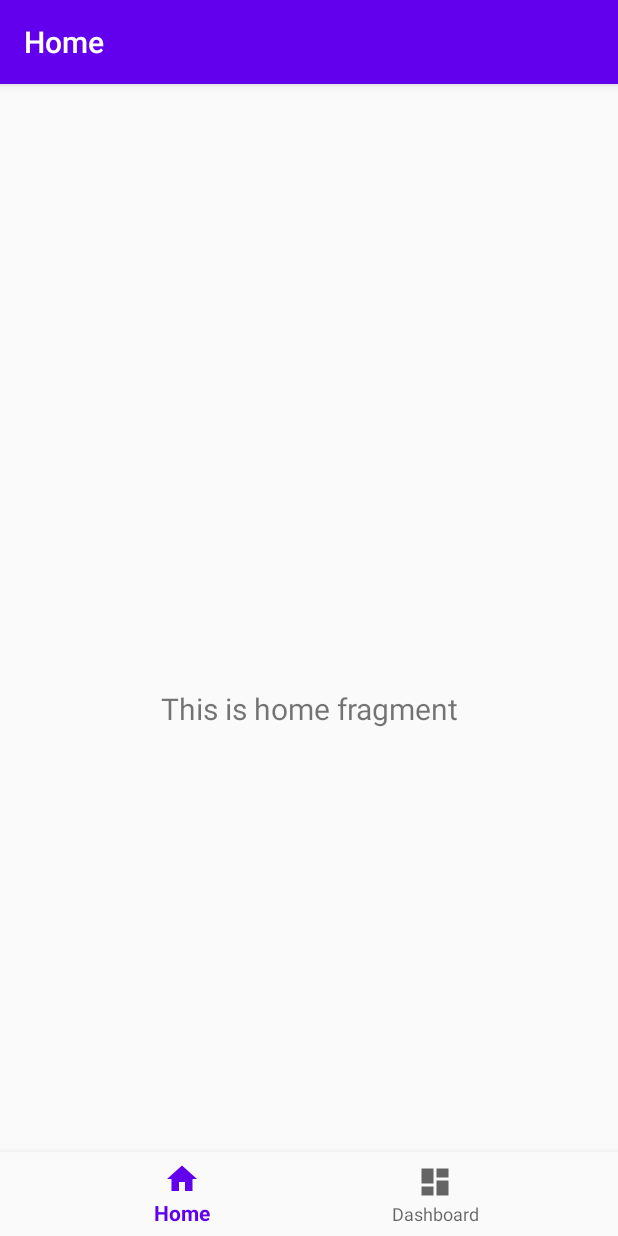
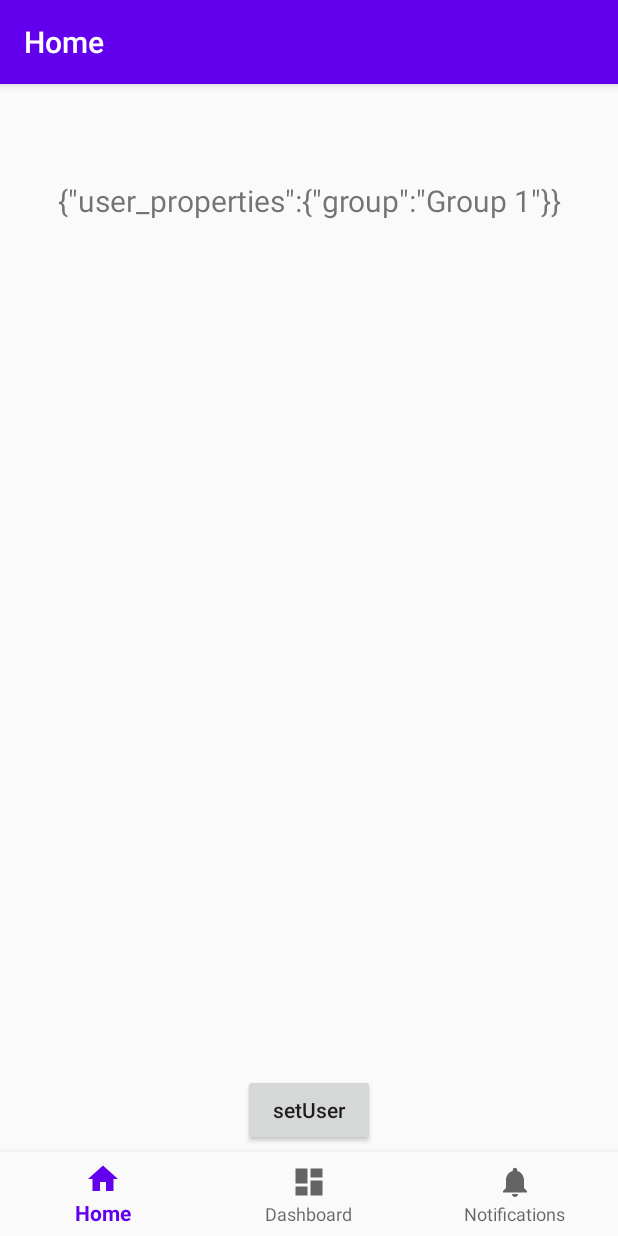
Before and after one commit to amplitude/skylab-android-client, an Android app: the screen it shows after launch (MainActivity), on a phone screen of 412 x 824 dp. Run offline under Robolectric (Android 15) with nearby library versions, the phone set to English and light mode, and no system bars; our stand-ins replace navigation-ui; 7 statements that could not run were skipped.

Commit message:
Add getUser, getUserWithContext methods, and copy a SkylabUser into a Builder

```diff
--- a/android/src/main/java/com/amplitude/skylab/DefaultSkylabClient.java
+++ b/android/src/main/java/com/amplitude/skylab/DefaultSkylabClient.java
@@ -150,7 +150,7 @@ public class DefaultSkylabClient implements SkylabClient {
      */
     @Override
     public Future<SkylabClient> setUser(SkylabUser skylabUser) {
-        if ((this.skylabUser == null && skylabUser == null) || (this.skylabUser != null && this.skylabUser.equals(skylabUser))) {
+        if ((this.skylabUser == null && skylabUser == null) || (this.skylabUser != null && !this.skylabUser.equals(skylabUser))) {
             final AsyncFuture<SkylabClient> future = new AsyncFuture<>();
             future.complete(this);
             return future;
@@ -159,6 +159,45 @@ public class DefaultSkylabClient implements SkylabClient {
             storage.clear();
             return executorService.submit(fetchAllCallable);
         }
+    }
+
+    /**
+     * See {@link SkylabClient#getUser}
+     * @return
+     */
+    @Override
+    public SkylabUser getUser() {
+        return this.skylabUser;
+    }
+
+    /**
+     * See {@link SkylabClient#getUserWithContext}
+     * @return
+     */
+    @Override
+    public SkylabUser getUserWithContext() {
+        SkylabUser.Builder builder = SkylabUser.builder();
+        if (contextProvider != null) {
+            String deviceId = contextProvider.getDeviceId();
+            if (!TextUtils.isEmpty(deviceId)) {
+                builder.setDeviceId(deviceId);
+            }
+            String userId = contextProvider.getUserId();
+            if (!TextUtils.isEmpty(userId)) {
+                builder.setUserId(userId);
+            }
+            builder.setPlatform(contextProvider.getPlatform());
+            builder.setVersion(contextProvider.getVersion());
+            builder.setLanguage(contextProvider.getLanguage());
+            builder.setOs(contextProvider.getOs());
+            builder.setDeviceBrand(contextProvider.getBrand());
+            builder.setDeviceManufacturer(contextProvider.getManufacturer());
+            builder.setDeviceModel(contextProvider.getModel());
+            builder.setCarrier(contextProvider.getCarrier());
+        }
+        builder.setLibrary(LIBRARY);
+        builder.copyUser(this.skylabUser);
+        return builder.build();
     }
 
     @Override
@@ -259,39 +298,7 @@ public class DefaultSkylabClient implements SkylabClient {
 
 
     private JSONObject addContext(SkylabUser skylabUser) {
-        JSONObject jsonContext = new JSONObject();
-        try {
-            jsonContext.put(SkylabUser.DEVICE_ID, enrollmentId);
-            // Add in context provider fields
-            if (contextProvider != null) {
-                String deviceId = contextProvider.getDeviceId();
-                if (!TextUtils.isEmpty(deviceId)) {
-                    jsonContext.put(SkylabUser.DEVICE_ID, deviceId);
-                }
-                String userId = contextProvider.getUserId();
-                if (!TextUtils.isEmpty(userId)) {
-                    jsonContext.put(SkylabUser.USER_ID, userId);
-                }
-                jsonContext.put(SkylabUser.PLATFORM, contextProvider.getPlatform());
-                jsonContext.put(SkylabUser.VERSION, contextProvider.getVersion());
-                jsonContext.put(SkylabUser.LANGUAGE, contextProvider.getLanguage());
-                jsonContext.put(SkylabUser.OS, contextProvider.getOs());
-                jsonContext.put(SkylabUser.DEVICE_BRAND, contextProvider.getBrand());
-                jsonContext.put(SkylabUser.DEVICE_MANUFACTURER, contextProvider.getManufacturer());
-                jsonContext.put(SkylabUser.DEVICE_MODEL, contextProvider.getModel());
-                jsonContext.put(SkylabUser.CARRIER, contextProvider.getCarrier());
-            }
-            jsonContext.put(SkylabUser.LIBRARY, LIBRARY);
-            // Add in explicitly provided SkylabUser fields
-            JSONObject skylabUserJson = skylabUser.toJSONObject();
-            for (Iterator<String> it = skylabUserJson.keys(); it.hasNext(); ) {
-                String key = it.next();
-                jsonContext.put(key, skylabUserJson.get(key));
-            }
-        } catch (JSONException e) {
-            Log.w(Skylab.TAG, "Error converting SkylabUser to JSONObject", e);
-        }
-        return jsonContext;
+        return getUserWithContext().toJSONObject();
     }
 
     /**
--- a/android/src/main/java/com/amplitude/skylab/SkylabClient.java
+++ b/android/src/main/java/com/amplitude/skylab/SkylabClient.java
@@ -32,6 +32,16 @@ public interface SkylabClient {
      * @return A future that resolves when the evaluations have been returned by the server
      */
     Future<SkylabClient> setUser(SkylabUser skylabUser);
+
+    /**
+     * @return The current SkylabUser, *without* any properties added by the ContextProvider
+     */
+    SkylabUser getUser();
+
+    /**
+     * @return The current SkylabUser, *including* properties added by thee ContextProvider
+     */
+    SkylabUser getUserWithContext();
 
     /**
      * Asynchronously refetches evaluations with the stored {@link SkylabUser}.
--- a/android/src/main/java/com/amplitude/skylab/SkylabUser.java
+++ b/android/src/main/java/com/amplitude/skylab/SkylabUser.java
@@ -24,7 +24,7 @@ public class SkylabUser {
     public static final String DEVICE_ID = "device_id";
     public static final String COUNTRY = "country";
     public static final String REGION = "region";
-    public static final String DMA = "region";
+    public static final String DMA = "dma";
     public static final String CITY = "city";
     public static final String LANGUAGE = "language";
     public static final String PLATFORM = "platform";
@@ -188,8 +188,32 @@ public class SkylabUser {
             return false;
         if (carrier != null ? !carrier.equals(that.carrier) : that.carrier != null) return false;
         if (library != null ? !library.equals(that.library) : that.library != null) return false;
-        return userProperties != null ? userProperties.equals(that.userProperties) :
+        return userProperties != null ? userProperties.toString().equals(that.userProperties.toString()) :
                 that.userProperties == null;
+    }
+
+    @Override
+    public String toString() {
+        return "SkylabUser{" +
+                "userId='" + userId + '\'' +
+                ", deviceId='" + deviceId + '\'' +
+                ", country='" + country + '\'' +
+                ", region='" + region + '\'' +
+                ", dma='" + dma + '\'' +
+                ", city='" + city + '\'' +
+                ", language='" + language + '\'' +
+                ", platform='" + platform + '\'' +
+                ", version='" + version + '\'' +
+                ", os='" + os + '\'' +
+                ", deviceFamily='" + deviceFamily + '\'' +
+                ", deviceType='" + deviceType + '\'' +
+                ", deviceManufacturer='" + deviceManufacturer + '\'' +
+                ", deviceBrand='" + deviceBrand + '\'' +
+                ", deviceModel='" + deviceModel + '\'' +
+                ", carrier='" + carrier + '\'' +
+                ", library='" + library + '\'' +
+                ", userProperties=" + userProperties +
+                '}';
     }
 
     @Override
@@ -378,6 +402,71 @@ public class SkylabUser {
             return this;
         }
 
+        /**
+         * Performs a shallow clone of an existing SkylabUser into the builder,
+         * ignoring nulls. This will overwrite all user properties with the copied
+         * user user properties if the copied user contains user properties.
+         * @param user
+         * @return
+         */
+        public Builder copyUser(SkylabUser user) {
+            if (user.userId != null) {
+                setUserId(user.userId);
+            }
+            if (user.deviceId != null) {
+                setDeviceId(user.deviceId);
+            }
+            if (user.country != null) {
+                setCountry(user.country);
+            }
+            if (user.region != null) {
+                setRegion(user.region);
+            }
+            if (user.region != null) {
+                setCity(user.city);
+            }
+            if (user.language != null) {
+                setLanguage(user.language);
+            }
+            if (user.platform != null) {
+                setPlatform(user.platform);
+            }
+            if (user.version != null) {
+                setVersion(user.version);
+            }
+            if (user.os != null) {
+                setOs(user.os);
+            }
+            if (user.dma != null) {
+                setDma(user.dma);
+            }
+            if (user.deviceFamily != null) {
+                setDeviceFamily(user.deviceFamily);
+            }
+            if (user.deviceType != null) {
+                setDeviceType(user.deviceType);
+            }
+            if (user.deviceManufacturer != null) {
+                setDeviceManufacturer(user.deviceManufacturer);
+            }
+            if (user.deviceBrand != null) {
+                setDeviceBrand(user.deviceBrand);
+            }
+            if (user.deviceModel != null) {
+                setDeviceModel(user.deviceModel);
+            }
+            if (user.carrier != null) {
+                setCarrier(user.carrier);
+            }
+            if (user.library != null) {
+                setLibrary(user.library);
+            }
+            if (user.userProperties != null) {
+                setUserProperties(user.userProperties);
+            }
+            return this;
+        }
+
         public SkylabUser build() {
             return new SkylabUser(userId, deviceId, country, region, dma, city, language, platform, version, os, deviceFamily, deviceType, deviceManufacturer, deviceBrand, deviceModel, carrier, library, userProperties);
         }
--- a/exampleapp/src/main/java/com/amplitude/exampleapp/MainActivity.java
+++ b/exampleapp/src/main/java/com/amplitude/exampleapp/MainActivity.java
@@ -14,6 +14,7 @@ import androidx.navigation.Navigation;
 import androidx.navigation.ui.AppBarConfiguration;
 import androidx.navigation.ui.NavigationUI;
 
+import java.util.concurrent.ExecutionException;
 import java.util.concurrent.Future;
 
 public class MainActivity extends AppCompatActivity {
@@ -38,17 +39,22 @@ public class MainActivity extends AppCompatActivity {
     @Override
     protected void onStart() {
         super.onStart();
-        SkylabClient client = Skylab.getInstance();
-        Future<SkylabClient> refetchFuture = client.refetchAll();
-
-        Variant variant = client.getVariant("android-demo");
-        if ("on".equals(variant.value)) {
-            navView.getMenu().findItem(R.id.navigation_notifications).setVisible(true);
-            TextView tv = (TextView)findViewById(R.id.text_home);
-            tv.setText(variant.payload.toString());
-        } else {
-            navView.getMenu().findItem(R.id.navigation_notifications).setVisible(false);
-        }
+        Future<SkylabClient> refetchFuture = Skylab.getInstance().refetchAll();
+        TextView tv = (TextView)findViewById(R.id.text_home);
+        new Thread(() -> {
+            try {
+                final SkylabClient client = refetchFuture.get();
+                runOnUiThread(() -> {
+                    Variant variant = client.getVariant("android-demo");
+                    tv.setText("Variant: " + variant.toJson() +
+                            "\nUser: " + client.getUser().toJSONObject().toString());
+                });
+            } catch (InterruptedException e) {
+                e.printStackTrace();
+            } catch (ExecutionException e) {
+                e.printStackTrace();
+            }
+        }).start();
     }
 
     @Override
--- a/exampleapp/src/main/java/com/amplitude/exampleapp/ui/home/HomeViewModel.java
+++ b/exampleapp/src/main/java/com/amplitude/exampleapp/ui/home/HomeViewModel.java
@@ -3,6 +3,8 @@ package com.amplitude.exampleapp.ui.home;
 import androidx.lifecycle.LiveData;
 import androidx.lifecycle.MutableLiveData;
 import androidx.lifecycle.ViewModel;
+
+import com.amplitude.skylab.Skylab;
 
 public class HomeViewModel extends ViewModel {
 
@@ -10,10 +12,14 @@ public class HomeViewModel extends ViewModel {
 
     public HomeViewModel() {
         mText = new MutableLiveData<>();
-        mText.setValue("This is home fragment");
+        setText(Skylab.getInstance().getUser().toJSONObject().toString());
     }
 
     public LiveData<String> getText() {
         return mText;
     }
+
+    public void setText(String text) {
+        mText.setValue(text);
+    }
 }
--- a/exampleapp/src/main/res/layout/activity_main.xml
+++ b/exampleapp/src/main/res/layout/activity_main.xml
@@ -10,8 +10,6 @@
         android:id="@+id/nav_view"
         android:layout_width="0dp"
         android:layout_height="wrap_content"
-        android:layout_marginStart="0dp"
-        android:layout_marginEnd="0dp"
         android:background="?android:attr/windowBackground"
         app:layout_constraintBottom_toBottomOf="parent"
         app:layout_constraintLeft_toLeftOf="parent"
--- a/exampleapp/src/main/res/layout/fragment_home.xml
+++ b/exampleapp/src/main/res/layout/fragment_home.xml
@@ -5,6 +5,21 @@
     android:layout_width="match_parent"
     android:layout_height="match_parent"
     tools:context=".ui.home.HomeFragment">
+
+    <ScrollView
+        android:id="@+id/scrollView2"
+        android:layout_width="match_parent"
+        android:layout_height="0dp"
+        app:layout_constraintBottom_toTopOf="@+id/button"
+        app:layout_constraintEnd_toEndOf="parent"
+        app:layout_constraintStart_toStartOf="parent"
+        app:layout_constraintTop_toTopOf="parent">
+
+        <LinearLayout
+            android:layout_width="match_parent"
+            android:layout_height="wrap_content"
+            android:orientation="vertical"
+            android:textAlignment="center">
 
             <TextView
                 android:id="@+id/text_home"
@@ -14,9 +29,21 @@
                 android:layout_marginTop="8dp"
                 android:layout_marginEnd="8dp"
                 android:textAlignment="center"
-        android:textSize="20sp"
+                android:textSize="20sp" />
+
+        </LinearLayout>
+    </ScrollView>
+
+    <Button
+        android:id="@+id/button"
+        android:layout_width="88dp"
+        android:layout_height="48dp"
+        android:layout_marginBottom="60dp"
+        android:text="@string/setUser_button"
+        android:textAlignment="center"
+        android:textAllCaps="false"
         app:layout_constraintBottom_toBottomOf="parent"
         app:layout_constraintEnd_toEndOf="parent"
-        app:layout_constraintStart_toStartOf="parent"
-        app:layout_constraintTop_toTopOf="parent" />
+        app:layout_constraintStart_toStartOf="parent" />
+
 </androidx.constraintlayout.widget.ConstraintLayout>
--- a/exampleapp/src/main/res/values/strings.xml
+++ b/exampleapp/src/main/res/values/strings.xml
@@ -3,4 +3,5 @@
     <string name="title_home">Home</string>
     <string name="title_dashboard">Dashboard</string>
     <string name="title_notifications">Notifications</string>
+    <string name="setUser_button">setUser</string>
 </resources>
```
Also changed, not shown: android/src/main/java/com/amplitude/skylab/Variant.java (+8 -0 lines), exampleapp/src/main/java/com/amplitude/exampleapp/ui/home/HomeFragment.java (+30 -0 lines), 2 other files. Lines whose indentation alone changed are shown as unchanged.
